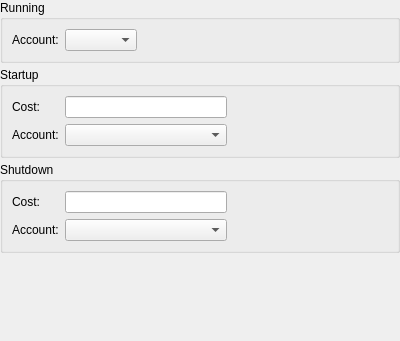
First picture: the form in plan/libs/ui/kpttaskcostpanelbase.ui, repository KDE/calligra, before the edit.
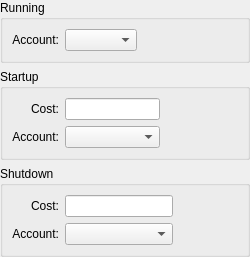
Second picture: the form after the edit. Custom widgets are drawn as their Qt base class.

Commit message: Right-align more labels in Plan's UI

What changed in the file:
```diff
--- a/plan/libs/ui/kpttaskcostpanelbase.ui
+++ b/plan/libs/ui/kpttaskcostpanelbase.ui
@@ -7,14 +7,11 @@
    <rect>
     <x>0</x>
     <y>0</y>
-    <width>400</width>
-    <height>341</height>
+    <width>250</width>
+    <height>249</height>
    </rect>
   </property>
   <layout class="QVBoxLayout">
-   <property name="spacing">
-    <number>4</number>
-   </property>
    <property name="margin">
     <number>0</number>
    </property>
@@ -32,6 +29,9 @@
         <property name="wordWrap">
          <bool>false</bool>
         </property>
+        <property name="alignment">
+         <set>Qt::AlignRight|Qt::AlignTrailing|Qt::AlignVCenter</set>
+        </property>
         <property name="buddy">
          <cstring>runningAccount</cstring>
         </property>
@@ -80,6 +80,9 @@
         <property name="wordWrap">
          <bool>false</bool>
         </property>
+        <property name="alignment">
+         <set>Qt::AlignRight|Qt::AlignTrailing|Qt::AlignVCenter</set>
+        </property>
         <property name="buddy">
          <cstring>startupCost</cstring>
         </property>
@@ -96,6 +99,9 @@
         <property name="wordWrap">
          <bool>false</bool>
         </property>
+        <property name="alignment">
+         <set>Qt::AlignRight|Qt::AlignTrailing|Qt::AlignVCenter</set>
+        </property>
         <property name="buddy">
          <cstring>startupAccount</cstring>
         </property>
@@ -144,6 +150,9 @@
         <property name="wordWrap">
          <bool>false</bool>
         </property>
+        <property name="alignment">
+         <set>Qt::AlignRight|Qt::AlignTrailing|Qt::AlignVCenter</set>
+        </property>
         <property name="buddy">
          <cstring>shutdownCost</cstring>
         </property>
@@ -160,6 +169,9 @@
         <property name="wordWrap">
          <bool>false</bool>
         </property>
+        <property name="alignment">
+         <set>Qt::AlignRight|Qt::AlignTrailing|Qt::AlignVCenter</set>
+        </property>
         <property name="buddy">
          <cstring>shutdownAccount</cstring>
         </property>
```
The commit also changes 5 other files.
